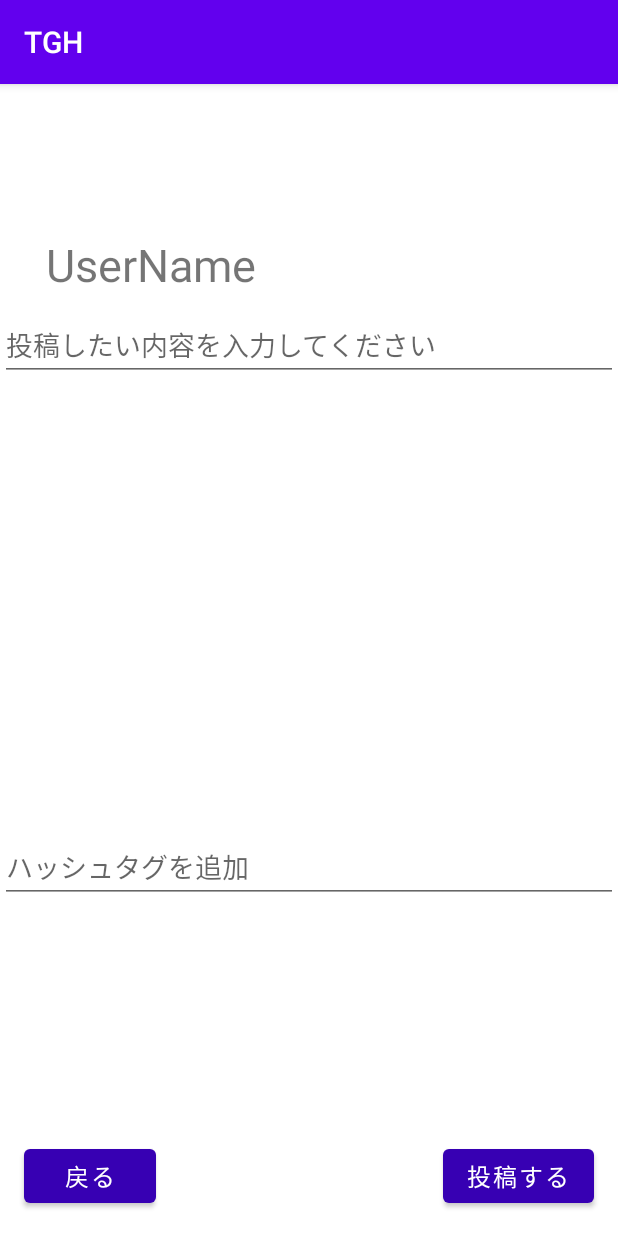
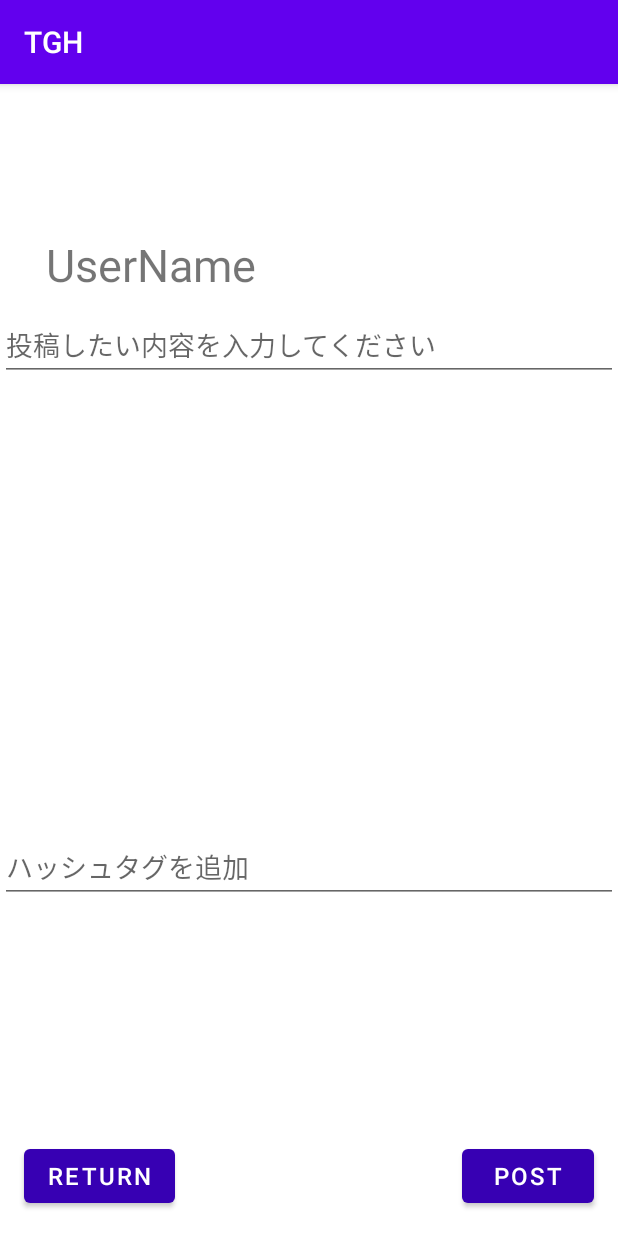
Before and after one commit to iromikim/tgh-conext, an Android app: the PostActivity screen opened directly, with no data from a screen before it, on a phone screen of 412 x 824 dp. Run offline under Robolectric (Android 15) with nearby library versions, the phone set to English and light mode, and no system bars.

Commit message:
minor changes with buttons

```diff
--- a/app/src/main/res/layout/post.xml
+++ b/app/src/main/res/layout/post.xml
@@ -13,7 +13,7 @@
         android:layout_height="wrap_content"
         android:layout_marginEnd="16dp"
         android:layout_marginBottom="16dp"
-        android:text="投稿する"
+        android:text="Post"
         android:textSize="16sp"
         app:backgroundTint="@color/purple_700"
         app:layout_constraintBottom_toBottomOf="parent"
@@ -73,7 +73,7 @@
         android:layout_height="wrap_content"
         android:layout_marginStart="16dp"
         android:layout_marginBottom="16dp"
-        android:text="戻る"
+        android:text="Return"
         android:textSize="16sp"
         app:backgroundTint="@color/purple_700"
         app:layout_constraintBottom_toBottomOf="parent"
```
